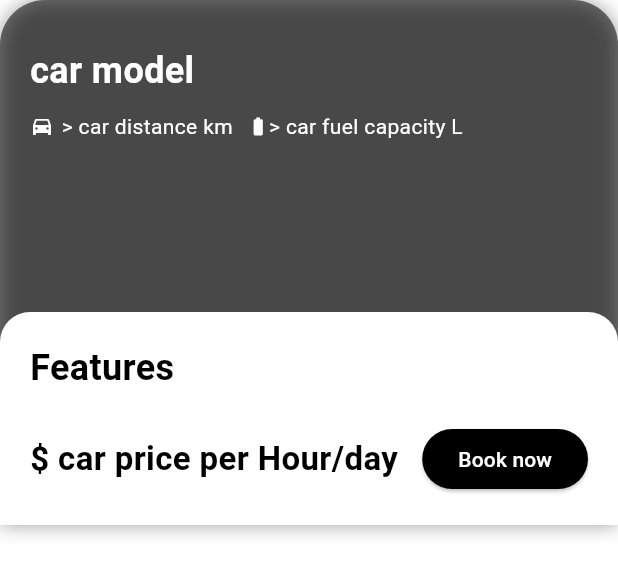
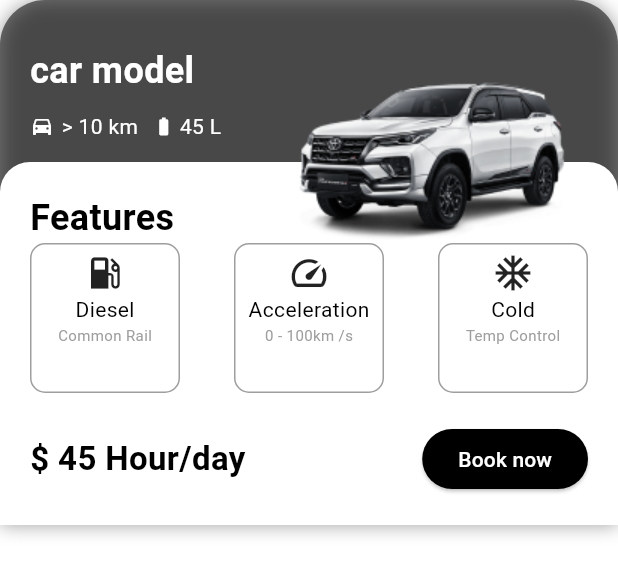
Before and after one commit to ali72-20/rent_car, a Flutter app: the CarMapCard widget shown alone on an empty page, opened directly, on a phone screen of 412 x 824 dp. Shown: the top 575 px of the screen. Run offline on Flutter 3.47's test engine with Material 3 defaults, Android fonts, the phone set to English and light mode, and no system bars; our stand-ins replace firebase_core, flutter_bloc, flutter_map, get_it, go_router, injectable and 1 more; accounts and stored records are empty; generated files the repository leaves out were written again.

Commit message:
map screen done

```diff
--- a/lib/core/utilities/app_images.dart
+++ b/lib/core/utilities/app_images.dart
@@ -5,4 +5,5 @@ abstract class AppImages{
   static const String gps = "assets/gps.png";
   static const String user = "assets/user.png";
   static const String maps = "assets/maps.png";
+  static const String whiteCar = "assets/white_car.png";
 }
--- a/lib/core/utilities/styles.dart
+++ b/lib/core/utilities/styles.dart
@@ -33,4 +33,9 @@ abstract class Styles{
     fontWeight: FontWeight.bold,
   );
 
+  static const style10 = TextStyle(
+    fontSize: 10,
+    color: AppColors.gray
+  );
+
 }
--- a/lib/presentation/pages/maps_details.dart
+++ b/lib/presentation/pages/maps_details.dart
@@ -3,6 +3,7 @@ import 'package:flutter_map/flutter_map.dart';
 import 'package:go_router/go_router.dart';
 import 'package:latlong2/latlong.dart';
 import 'package:rent_car/core/app_routes.dart';
+import 'package:rent_car/core/utilities/app_images.dart';
 import 'package:rent_car/presentation/widgets/car_details_card.dart';
 
 import '../../domain/entities/car_entity.dart';
@@ -14,8 +15,10 @@ class MapsDetails extends StatelessWidget {
   @override
   Widget build(BuildContext context) {
     return Scaffold(
+      extendBodyBehindAppBar: true,
       appBar: AppBar(
         backgroundColor: Colors.transparent,
+        elevation: 0,
         leading: IconButton(
             onPressed: () {
               context.go(AppRouter.carDetailsPath);
@@ -37,12 +40,7 @@ class MapsDetails extends StatelessWidget {
               ),
             ],
           ),
-          const Positioned(
-            bottom: 0,
-            left: 0,
-            right: 0,
-            child: CarMapCard()
-          ),
+          const Positioned(bottom: 0, left: 0, right: 0, child: CarMapCard()),
         ],
       ),
     );
--- a/lib/presentation/widgets/car_map_card.dart
+++ b/lib/presentation/widgets/car_map_card.dart
@@ -1,8 +1,8 @@
 import 'package:flutter/cupertino.dart';
 import 'package:flutter/material.dart';
 import '../../core/utilities/app_colors.dart';
+import '../../core/utilities/app_images.dart';
 import '../../core/utilities/styles.dart';
-import 'package:flutter_gen/gen_l10n/app_localizations.dart';
 
 import 'distance_and_fuel_map_card_row.dart';
 import 'features_map_card.dart';
@@ -47,7 +47,12 @@ class CarMapCard extends StatelessWidget {
               ],
             ),
           ),
-          const FeaturesMapCard()
+          const FeaturesMapCard(),
+          Positioned(
+            top: 50,
+            right: 30,
+            child: Image.asset(AppImages.whiteCar),
+          ),
         ],
       ),
     );
--- a/lib/presentation/widgets/distance_and_fuel_map_card_row.dart
+++ b/lib/presentation/widgets/distance_and_fuel_map_card_row.dart
@@ -20,7 +20,7 @@ class DistanceAndFuelMapCardRow extends StatelessWidget {
           width: 5,
         ),
         Text(
-          "> car distance km",
+          "> ${10} km",
           style: Styles.style14,
         ),
         SizedBox(
@@ -32,7 +32,7 @@ class DistanceAndFuelMapCardRow extends StatelessWidget {
           size: 14,
         ),
         Text(
-          "> car fuel capacity L",
+          " ${45} L",
           style: Styles.style14,
         ),
       ],
--- /dev/null
+++ b/lib/presentation/widgets/feature_icons.dart
@@ -0,0 +1,40 @@
+import 'package:flutter/cupertino.dart';
+import 'package:flutter/material.dart';
+
+import '../../core/utilities/app_colors.dart';
+import '../../core/utilities/styles.dart';
+
+class FeatureIcons  extends StatelessWidget {
+  const FeatureIcons({super.key});
+
+  @override
+  Widget build(BuildContext context) {
+    return  Row(
+      mainAxisAlignment: MainAxisAlignment.spaceBetween,
+      children: [
+        featureIcon(Icons.local_gas_station, "Diesel", "Common Rail"),
+        featureIcon(Icons.speed, "Acceleration", "0 - 100km /s"),
+        featureIcon(Icons.ac_unit, "Cold", "Temp Control"),
+      ],
+    );
+  }
+}
+
+Widget featureIcon(IconData icon, String title, String subTitle){
+  return Container(
+    width: 100,
+    height: 100,
+    padding: EdgeInsets.all(5),
+    decoration: BoxDecoration(
+      borderRadius: BorderRadius.circular(10),
+      border: Border.all(color: AppColors.gray, width: 1)
+    ),
+    child: Column(
+      children: [
+        Icon(icon, size: 28,),
+        Text(title),
+        Text(subTitle, style: Styles.style10,)
+      ],
+    ),
+  );
+}
--- a/lib/presentation/widgets/features_map_card.dart
+++ b/lib/presentation/widgets/features_map_card.dart
@@ -4,6 +4,8 @@ import 'package:flutter/material.dart';
 import '../../core/utilities/app_colors.dart';
 import '../../core/utilities/styles.dart';
 import 'package:flutter_gen/gen_l10n/app_localizations.dart';
+
+import 'feature_icons.dart';
 class FeaturesMapCard extends StatelessWidget {
   const FeaturesMapCard({super.key});
 
@@ -28,7 +30,7 @@ class FeaturesMapCard extends StatelessWidget {
               AppLocalizations.of(context)!.features,
               style: Styles.style24.copyWith(color: AppColors.black),
             ),
-            //featureIcon
+            const FeatureIcons(),
             const SizedBox(
               height: 20,
             ),
@@ -36,7 +38,7 @@ class FeaturesMapCard extends StatelessWidget {
               mainAxisAlignment:MainAxisAlignment.spaceBetween,
               children: [
                 const Text(
-                  "\$ car price per Hour/day",
+                  "\$ ${45} Hour/day",
                   style: Styles.style22,
                 ),
                 ElevatedButton(
```
Also changed, not shown: assets/white_car.png (added).
